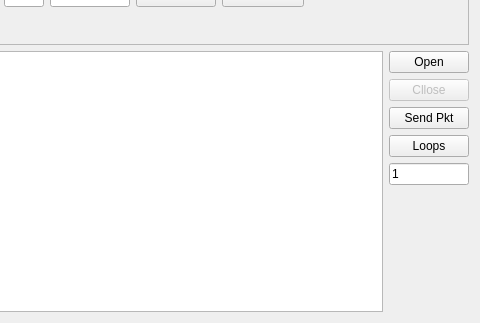
fdarling/Test-Colorlight-Ethernet, file dialog.ui: the form before one commit; both pictures show x 751 to 1231 and y 112 to 435 of the 1231 by 435 pixel window.
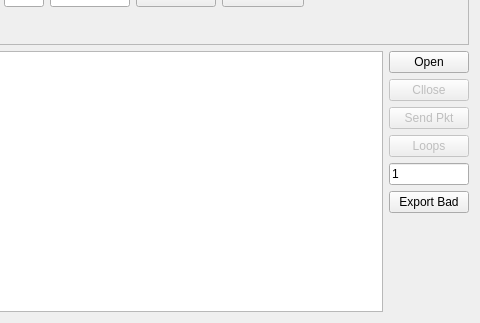
The form after the commit. Icons and pictures are not drawn.

Commit message: Stability Testing is added

The edit to the form file:
```diff
--- a/dialog.ui
+++ b/dialog.ui
@@ -432,6 +432,9 @@
        </item>
        <item>
         <widget class="QPushButton" name="m_btnSendPkt">
+         <property name="enabled">
+          <bool>false</bool>
+         </property>
          <property name="text">
           <string>Send Pkt</string>
          </property>
@@ -439,6 +442,9 @@
        </item>
        <item>
         <widget class="QPushButton" name="pushButton">
+         <property name="enabled">
+          <bool>false</bool>
+         </property>
          <property name="text">
           <string>Loops</string>
          </property>
@@ -463,6 +469,13 @@
          </property>
         </widget>
        </item>
+       <item>
+        <widget class="QPushButton" name="m_btnExportBad">
+         <property name="text">
+          <string>Export Bad</string>
+         </property>
+        </widget>
+       </item>
        <item>
         <spacer name="verticalSpacer">
          <property name="orientation">
```
The commit also changes 2 other files.
